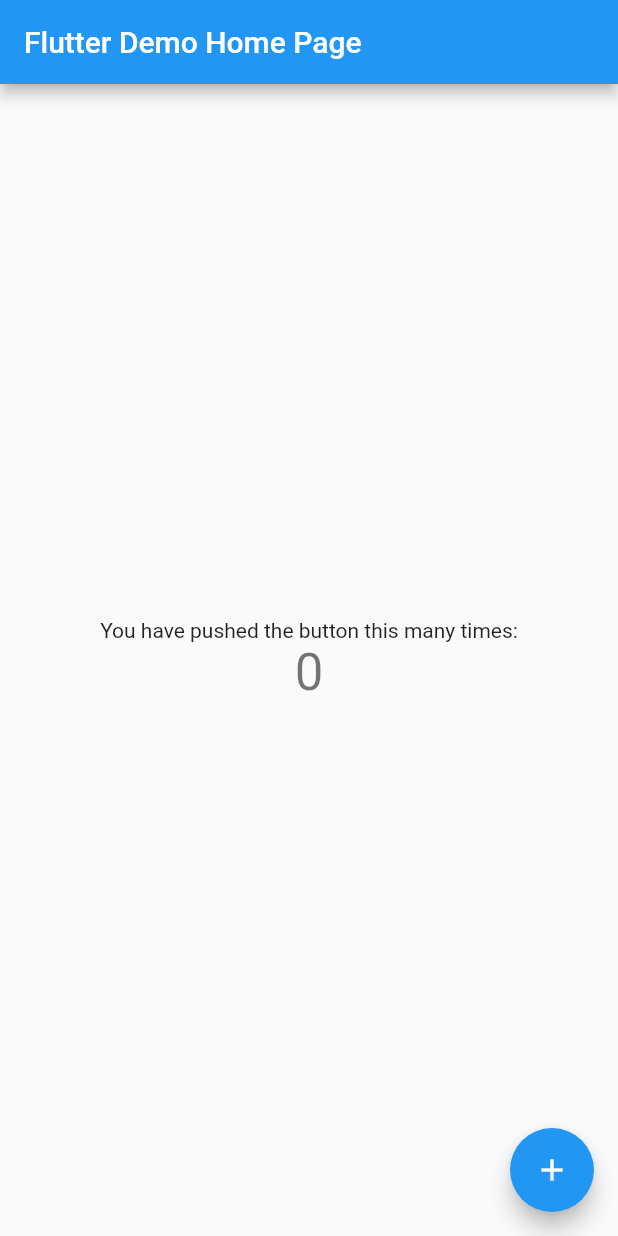
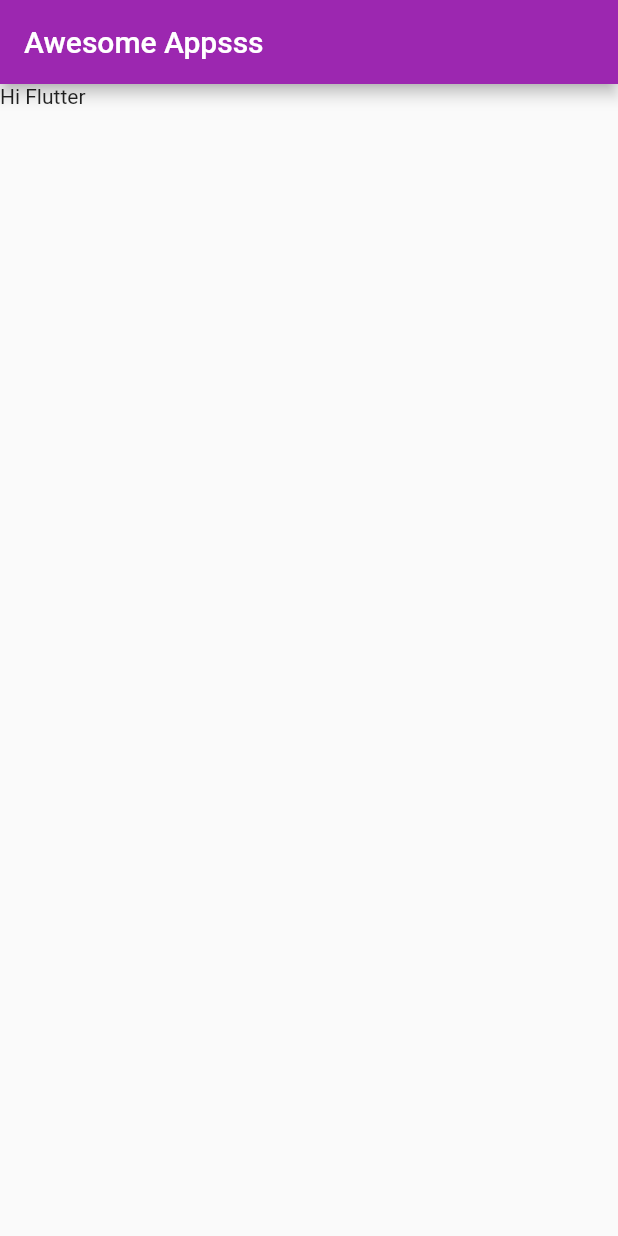
Before and after one commit to hitrosol/awesome_project, a Flutter app: the screen it shows after launch, on a phone screen of 412 x 824 dp. Run offline on Flutter 3.47's test engine with Material 2 defaults, Android fonts, the light colour scheme and no system bars.

Commit message:
ch1 completed

```diff
--- a/lib/main.dart
+++ b/lib/main.dart
@@ -1,115 +1,24 @@
 import 'package:flutter/material.dart';
 
 void main() {
-  runApp(const MyApp());
+  runApp(MaterialApp(
+    home: HomePage(),
+    theme: ThemeData(
+      primarySwatch: Colors.purple,
+    ),
+  ));
 }
 
-class MyApp extends StatelessWidget {
-  const MyApp({Key? key}) : super(key: key);
-
-  // This widget is the root of your application.
+class HomePage extends StatelessWidget {
   @override
   Widget build(BuildContext context) {
-    return MaterialApp(
-      title: 'Flutter Demo',
-      theme: ThemeData(
-        // This is the theme of your application.
-        //
-        // Try running your application with "flutter run". You'll see the
-        // application has a blue toolbar. Then, without quitting the app, try
-        // changing the primarySwatch below to Colors.green and then invoke
-        // "hot reload" (press "r" in the console where you ran "flutter run",
-        // or simply save your changes to "hot reload" in a Flutter IDE).
-        // Notice that the counter didn't reset back to zero; the application
-        // is not restarted.
-        primarySwatch: Colors.blue,
+    return Scaffold(
+      appBar: AppBar(
+        title: Text("Awesome Appsss"),
       ),
-      home: const MyHomePage(title: 'Flutter Demo Home Page'),
+      body: Container(
+        child: Text("Hi Flutter"),
+      ),
     );
   }
 }
-
-class MyHomePage extends StatefulWidget {
-  const MyHomePage({Key? key, required this.title}) : super(key: key);
-
-  // This widget is the home page of your application. It is stateful, meaning
-  // that it has a State object (defined below) that contains fields that affect
-  // how it looks.
-
-  // This class is the configuration for the state. It holds the values (in this
-  // case the title) provided by the parent (in this case the App widget) and
-  // used by the build method of the State. Fields in a Widget subclass are
-  // always marked "final".
-
-  final String title;
-
-  @override
-  State<MyHomePage> createState() => _MyHomePageState();
-}
-
-class _MyHomePageState extends State<MyHomePage> {
-  int _counter = 0;
-
-  void _incrementCounter() {
-    setState(() {
-      // This call to setState tells the Flutter framework that something has
-      // changed in this State, which causes it to rerun the build method below
-      // so that the display can reflect the updated values. If we changed
-      // _counter without calling setState(), then the build method would not be
-      // called again, and so nothing would appear to happen.
-      _counter++;
-    });
-  }
-
-  @override
-  Widget build(BuildContext context) {
-    // This method is rerun every time setState is called, for instance as done
-    // by the _incrementCounter method above.
-    //
-    // The Flutter framework has been optimized to make rerunning build methods
-    // fast, so that you can just rebuild anything that needs updating rather
-    // than having to individually change instances of widgets.
-    return Scaffold(
-      appBar: AppBar(
-        // Here we take the value from the MyHomePage object that was created by
-        // the App.build method, and use it to set our appbar title.
-        title: Text(widget.title),
-      ),
-      body: Center(
-        // Center is a layout widget. It takes a single child and positions it
-        // in the middle of the parent.
-        child: Column(
-          // Column is also a layout widget. It takes a list of children and
-          // arranges them vertically. By default, it sizes itself to fit its
-          // children horizontally, and tries to be as tall as its parent.
-          //
-          // Invoke "debug painting" (press "p" in the console, choose the
-          // "Toggle Debug Paint" action from the Flutter Inspector in Android
-          // Studio, or the "Toggle Debug Paint" command in Visual Studio Code)
-          // to see the wireframe for each widget.
-          //
-          // Column has various properties to control how it sizes itself and
-          // how it positions its children. Here we use mainAxisAlignment to
-          // center the children vertically; the main axis here is the vertical
-          // axis because Columns are vertical (the cross axis would be
-          // horizontal).
-          mainAxisAlignment: MainAxisAlignment.center,
-          children: <Widget>[
-            const Text(
-              'You have pushed the button this many times:',
-            ),
-            Text(
-              '$_counter',
-              style: Theme.of(context).textTheme.headline4,
-            ),
-          ],
-        ),
-      ),
-      floatingActionButton: FloatingActionButton(
-        onPressed: _incrementCounter,
-        tooltip: 'Increment',
-        child: const Icon(Icons.add),
-      ), // This trailing comma makes auto-formatting nicer for build methods.
-    );
-  }
-}
```
